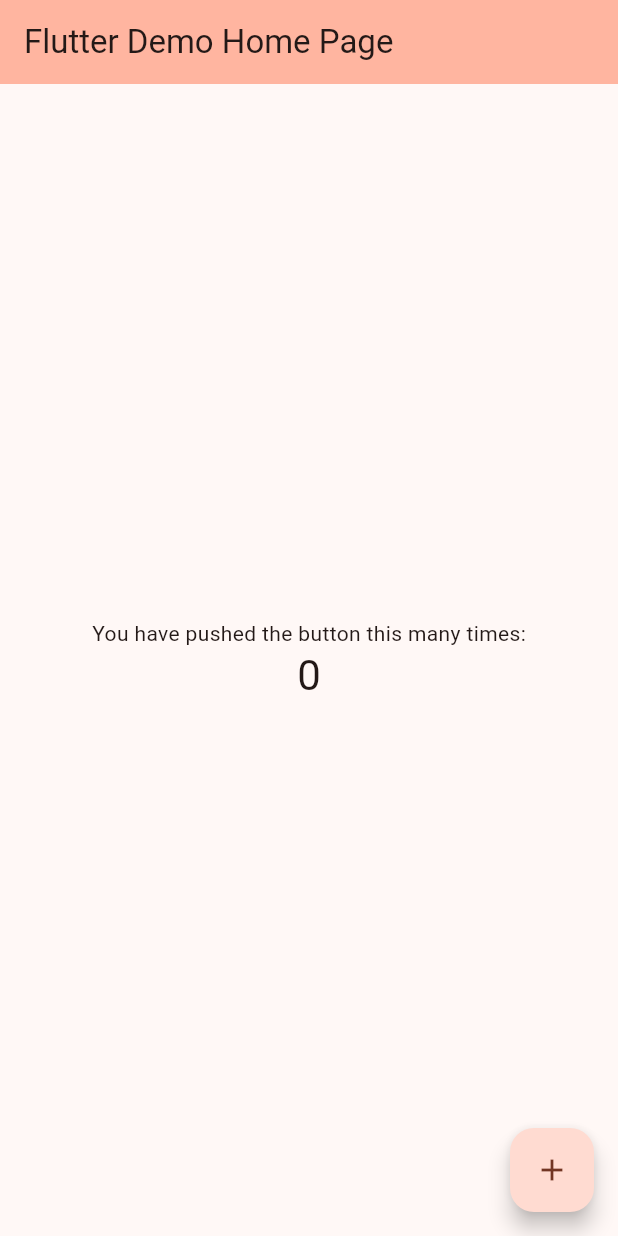
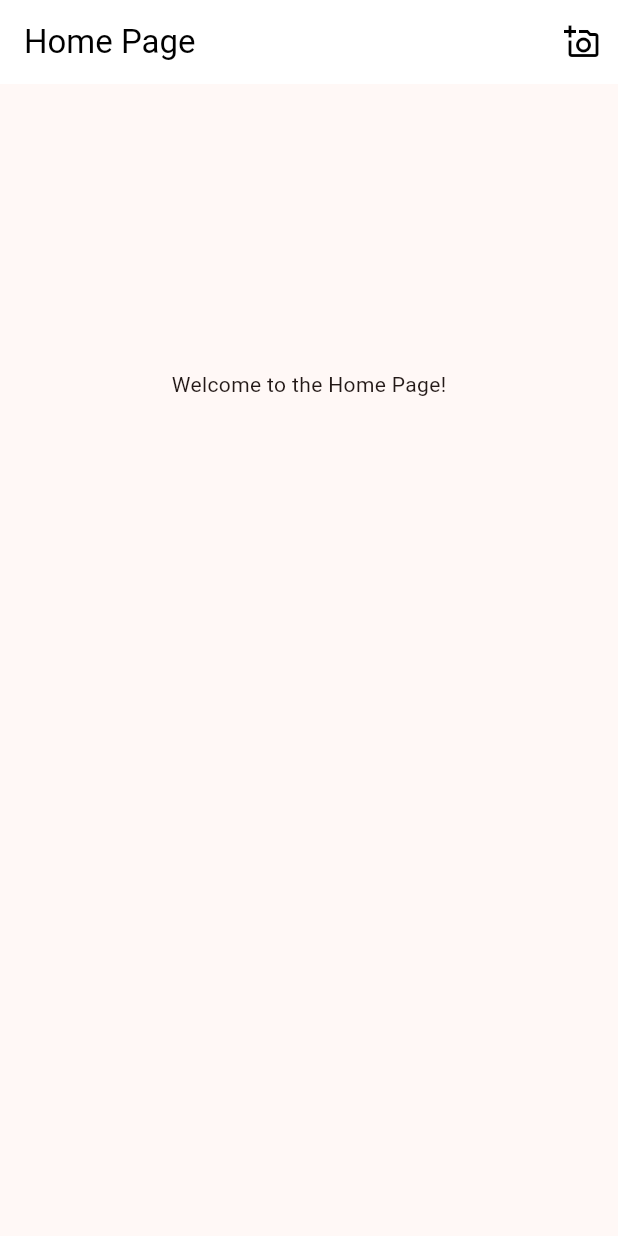
Before and after one commit to jtweeks/ocr_translation, a Flutter app: the screen it shows after launch, on a phone screen of 412 x 824 dp. Run offline on Flutter 3.47's test engine with Material 3 defaults, Android fonts, the phone set to English and light mode, and no system bars; our stand-ins replace camera.

Commit message:
add a top nav bar with a button on the right which opens the rear camera and displays a preview.

```diff
--- a/lib/main.dart
+++ b/lib/main.dart
@@ -1,4 +1,5 @@
 import 'package:flutter/material.dart';
+import 'package:ocr_translation/views/home_page.dart';
 
 void main() {
   runApp(const MyApp());
@@ -16,93 +17,7 @@
       theme: ThemeData(
         colorScheme: ColorScheme.fromSeed(seedColor: Colors.deepOrange),
       ),
-      home: const MyHomePage(title: 'Flutter Demo Home Page'),
+      home: HomePage(),
     );
   }
 }
-
-class MyHomePage extends StatefulWidget {
-  const MyHomePage({super.key, required this.title});
-
-  // This widget is the home page of your application. It is stateful, meaning
-  // that it has a State object (defined below) that contains fields that affect
-  // how it looks.
-
-  // This class is the configuration for the state. It holds the values (in this
-  // case the title) provided by the parent (in this case the App widget) and
-  // used by the build method of the State. Fields in a Widget subclass are
-  // always marked "final".
-
-  final String title;
-
-  @override
-  State<MyHomePage> createState() => _MyHomePageState();
-}
-
-class _MyHomePageState extends State<MyHomePage> {
-  int _counter = 0;
-
-  void _incrementCounter() {
-    setState(() {
-      // This call to setState tells the Flutter framework that something has
-      // changed in this State, which causes it to rerun the build method below
-      // so that the display can reflect the updated values. If we changed
-      // _counter without calling setState(), then the build method would not be
-      // called again, and so nothing would appear to happen.
-      _counter++;
-    });
-  }
-
-  @override
-  Widget build(BuildContext context) {
-    // This method is rerun every time setState is called, for instance as done
-    // by the _incrementCounter method above.
-    //
-    // The Flutter framework has been optimized to make rerunning build methods
-    // fast, so that you can just rebuild anything that needs updating rather
-    // than having to individually change instances of widgets.
-    return Scaffold(
-      appBar: AppBar(
-        // TRY THIS: Try changing the color here to a specific color (to
-        // Colors.amber, perhaps?) and trigger a hot reload to see the AppBar
-        // change color while the other colors stay the same.
-        backgroundColor: Theme.of(context).colorScheme.inversePrimary,
-        // Here we take the value from the MyHomePage object that was created by
-        // the App.build method, and use it to set our appbar title.
-        title: Text(widget.title),
-      ),
-      body: Center(
-        // Center is a layout widget. It takes a single child and positions it
-        // in the middle of the parent.
-        child: Column(
-          // Column is also a layout widget. It takes a list of children and
-          // arranges them vertically. By default, it sizes itself to fit its
-          // children horizontally, and tries to be as tall as its parent.
-          //
-          // Column has various properties to control how it sizes itself and
-          // how it positions its children. Here we use mainAxisAlignment to
-          // center the children vertically; the main axis here is the vertical
-          // axis because Columns are vertical (the cross axis would be
-          // horizontal).
-          //
-          // TRY THIS: Invoke "debug painting" (choose the "Toggle Debug Paint"
-          // action in the IDE, or press "p" in the console), to see the
-          // wireframe for each widget.
-          mainAxisAlignment: MainAxisAlignment.center,
-          children: <Widget>[
-            const Text('You have pushed the button this many times:'),
-            Text(
-              '$_counter',
-              style: Theme.of(context).textTheme.headlineMedium,
-            ),
-          ],
-        ),
-      ),
-      floatingActionButton: FloatingActionButton(
-        onPressed: _incrementCounter,
-        tooltip: 'Increment',
-        child: const Icon(Icons.add),
-      ), // This trailing comma makes auto-formatting nicer for build methods.
-    );
-  }
-}
--- /dev/null
+++ b/lib/views/home_page.dart
@@ -0,0 +1,121 @@
+import 'package:flutter/material.dart';
+import 'package:camera/camera.dart';
+
+class HomePage extends StatefulWidget {
+  const HomePage({super.key});
+
+  @override
+  State<HomePage> createState() => _HomePageState();
+}
+
+class _HomePageState extends State<HomePage> {
+  // Key for the Scaffold
+  final GlobalKey<ScaffoldState> _scaffoldKey = GlobalKey<ScaffoldState>();
+  // Key for the AppBar
+  static const Key appBarKey = ValueKey('homePageAppBar');
+  // Key for the add button
+  static const Key addPhotoButtonKey = ValueKey('addPhotoButton');
+  // Key for the camera preview (conditionally shown)
+  static const Key cameraPreviewKey = ValueKey('cameraPreview');
+
+  CameraController? _cameraController;
+  List<CameraDescription>? _cameras;
+  bool _isCameraInitialized = false;
+  bool _showCamera = false;
+
+  @override
+  void initState() {
+    super.initState();
+    _initializeCamera();
+  }
+
+  Future<void> _initializeCamera() async {
+    try {
+      _cameras = await availableCameras();
+      if (_cameras != null && _cameras!.isNotEmpty) {
+        // Default to the first available camera (usually rear)
+        _cameraController = CameraController(
+          _cameras![0], // Selects the first camera (often the rear one)
+          ResolutionPreset.medium,
+        );
+        await _cameraController!.initialize();
+        if (!mounted) return;
+        setState(() {
+          _isCameraInitialized = true;
+        });
+      } else {
+        print("No cameras available");
+        if (mounted) {
+          ScaffoldMessenger.of(context).showSnackBar(
+            const SnackBar(content: Text('No cameras available on this device.')),
+          );
+        }
+      }
+    } catch (e) {
+      print("Error initializing camera: $e");
+      if (mounted) {
+        ScaffoldMessenger.of(context).showSnackBar(
+          SnackBar(content: Text('Error initializing camera: $e')),
+        );
+      }
+    }
+  }
+
+  void _toggleCameraView() {
+    setState(() {
+      _showCamera = !_showCamera;
+    });
+  }
+
+  @override
+  void dispose() {
+    _cameraController?.dispose();
+    super.dispose();
+  }
+
+  @override
+  Widget build(BuildContext context) {
+    return Scaffold(
+      key: _scaffoldKey,
+      appBar: AppBar(
+        key: appBarKey,
+        title: const Text('Home Page'),
+        backgroundColor: Colors.white,
+        foregroundColor: Colors.black, // For title and icon color
+        actions: [
+          IconButton(
+            key: addPhotoButtonKey,
+            icon: const Icon(Icons.add_a_photo_outlined), // Changed to a camera-related plus icon
+            onPressed: () {
+              if (_isCameraInitialized) {
+                _toggleCameraView();
+              } else {
+                ScaffoldMessenger.of(context).showSnackBar(
+                  const SnackBar(content: Text('Camera not ready yet.')),
+                );
+              }
+            },
+          ),
+        ],
+      ),
+      body: ListView(
+        children: [
+          Container(
+            height: 400,
+            child: Center(
+              child: _showCamera && _isCameraInitialized && _cameraController != null
+                  ? CameraPreview(
+                _cameraController!,
+                key: cameraPreviewKey,
+              )
+                  : const Text(
+                'Welcome to the Home Page!',
+                key: ValueKey('homePageWelcomeText'),
+              ),
+            ),
+          ),
+        ]
+      ),
+    );
+  }
+}
--- a/pubspec.yaml
+++ b/pubspec.yaml
@@ -31,6 +31,7 @@
   flutter:
     sdk: flutter
   flutter_svg: ^2.0.9
+  camera: ^0.10.5+9
 
   # The following adds the Cupertino Icons font to your application.
   # Use with the CupertinoIcons class for iOS style icons.
@@ -39,6 +40,9 @@
 dev_dependencies:
   flutter_test:
     sdk: flutter
+  mockito: ^5.4.4 # Or the latest version
+  build_runner: ^2.4.8 # If you use code generation with mockito
+  plugin_platform_interface: ^2.1.8
 
   # The "flutter_lints" package below contains a set of recommended lints to
   # encourage good coding practices. The lint set provided by the package is
```
Also changed, not shown: pubspec.lock, 6 other files.
